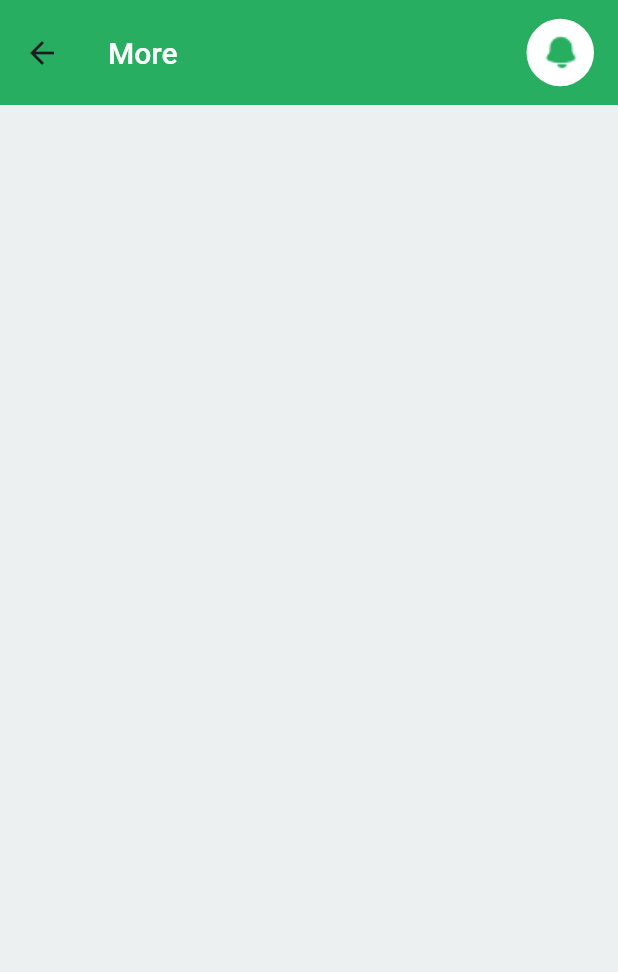
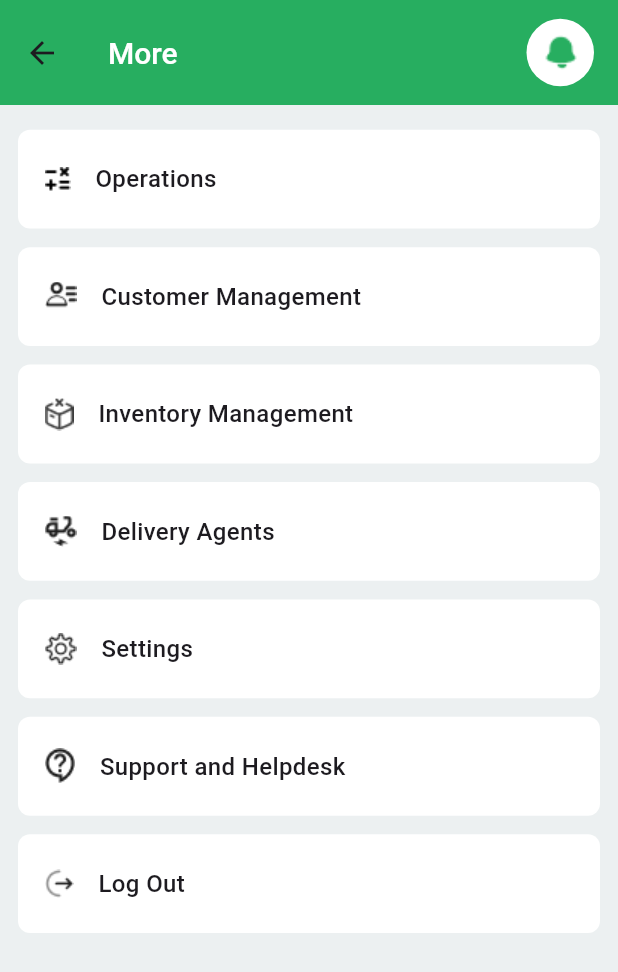
Before and after one commit to pokaktechnologies/supermarket-admin-fe, a Flutter app: the MenuMain screen opened directly, on a phone screen of 412 x 824 dp. Shown: the top 972 px of the screen. Run offline on Flutter 3.47's test engine with Material 3 defaults, Android fonts, the phone set to English and light mode, and no system bars.

Commit message:
operations in menu completed

```diff
--- a/lib/core/themes/app_assets.dart
+++ b/lib/core/themes/app_assets.dart
@@ -5,6 +5,8 @@ class AppAssets {
   static const String backArrow = 'assets/common/back_button.png';
   static const String threeDots = 'assets/common/3_dots.png';
   static const String notifIcon = 'assets/common/notif_icon.png';
+  static const String downArrow = 'assets/common/down_arrow.png';
+  static const String upArrow = 'assets/common/up_arrow.png';
 
   // Dashboard
   static const String dashboardIcon = 'assets/images/dashboard_icon.png';
@@ -85,14 +87,15 @@ class AppAssets {
   static const String starIcon = 'assets/order/star_icon.png';
   static const String tickImg = 'assets/order/tick_icon.png';
 
-  // // Orders
-  // static const String cancelled = 'assets/order/cancelled.png';
-  // static const String delivered = 'assets/order/delivered.png';
-  // static const String pending = 'assets/order/pending.png';
-  // static const String processing = 'assets/order/processing.png';
-  // static const String paidIcon = 'assets/order/paid_icon.png';
-  // static const String unpaidIcon = 'assets/order/unpaid_icon.png';
-  // static const String orderArrowImg = 'assets/order/order_icon.png';
-  // static const String starIcon = 'assets/order/star_icon.png';
-  // static const String tickImg = 'assets/order/tick_icon.png';
+  // Menu
+  static const String customerManagement =
+      'assets/menu/customer_management.png';
+  static const String deliveryAgents = 'assets/menu/delivery_agents.png';
+  static const String helpDesk = 'assets/menu/helpdesk.png';
+  static const String inventoryManagement =
+      'assets/menu/inventory_management.png';
+  static const String logout = 'assets/menu/logout.png';
+  static const String operations = 'assets/menu/operations.png';
+  static const String settings = 'assets/menu/settings.png';
+  static const String toggleImg = 'assets/menu/toggle_img.png';
 }
--- a/lib/core/utils/providers.dart
+++ b/lib/core/utils/providers.dart
@@ -1,7 +1,9 @@
 import 'package:provider/provider.dart';
 import 'package:provider/single_child_widget.dart';
 import 'package:supermarket_admin_fe/providers/category_providers.dart';
+import 'package:supermarket_admin_fe/providers/menu_provider.dart';
 
 List<SingleChildWidget> providers = [
   ChangeNotifierProvider(create: (_) => CategoryProviders()),
+  ChangeNotifierProvider(create: (_) => MenuProvider()),
 ];
--- a/lib/views/menu/menu_main.dart
+++ b/lib/views/menu/menu_main.dart
@@ -2,12 +2,16 @@ import 'package:flutter/material.dart';
 import 'package:supermarket_admin_fe/core/themes/app_assets.dart';
 import 'package:supermarket_admin_fe/core/themes/app_colors.dart';
 import 'package:supermarket_admin_fe/core/utils/navigations.dart';
+import 'package:supermarket_admin_fe/views/menu/operations.dart';
 
 class MenuMain extends StatelessWidget {
   const MenuMain({super.key});
 
   @override
   Widget build(BuildContext context) {
+    var size = MediaQuery.of(context).size;
+    var height = size.height;
+    var width = size.width;
     return Scaffold(
       backgroundColor: AppColors.bgGrey,
       appBar: AppBar(
@@ -43,13 +47,64 @@ class MenuMain extends StatelessWidget {
           ],
         ),
       ),
+      body: Padding(
+        padding: const EdgeInsets.symmetric(horizontal: 12),
+        child: Column(
+          children: [
+            SizedBox(height: height * 0.02),
+            InkWell(
+              onTap: () {
+                pushNavigation(context, const OperationsPage());
+              },
+              child: singleMenuItems(
+                  height, width, "Operations", AppAssets.operations),
+            ),
+            SizedBox(height: height * 0.015),
+            singleMenuItems(height, width, "Customer Management",
+                AppAssets.customerManagement),
+            SizedBox(height: height * 0.015),
+            singleMenuItems(height, width, "Inventory Management",
+                AppAssets.inventoryManagement),
+            SizedBox(height: height * 0.015),
+            singleMenuItems(
+                height, width, "Delivery Agents", AppAssets.deliveryAgents),
+            SizedBox(height: height * 0.015),
+            singleMenuItems(height, width, "Settings", AppAssets.settings),
+            SizedBox(height: height * 0.015),
+            singleMenuItems(
+                height, width, "Support and Helpdesk", AppAssets.helpDesk),
+            SizedBox(height: height * 0.015),
+            singleMenuItems(height, width, "Log Out", AppAssets.logout),
+          ],
+        ),
+      ),
     );
   }
 }
 
-
-
-
-Widget singleMenuItems() {
-  return Container();
+Widget singleMenuItems(height, width, text, img) {
+  return Container(
+    height: height * 0.08,
+    width: width * width,
+    decoration: BoxDecoration(
+      color: AppColors.white,
+      borderRadius: BorderRadius.circular(8),
+    ),
+    child: Padding(
+      padding: const EdgeInsets.symmetric(horizontal: 18),
+      child: Row(
+        children: [
+          Image.asset(img),
+          SizedBox(width: width * 0.04),
+          Text(
+            text,
+            style: const TextStyle(
+              fontWeight: FontWeight.w500,
+              fontSize: 16,
+            ),
+          )
+        ],
+      ),
+    ),
+  );
 }
```
Also changed, not shown: lib/providers/menu_provider.dart (added, +22 -0 lines), lib/views/menu/operations.dart (added, +403 -0 lines), assets/common/down_arrow.png (added), assets/common/up_arrow.png (added), assets/menu/customer_management.png (renamed from assets/menu/custome_management.png), assets/menu/toggle_img.png (added).
